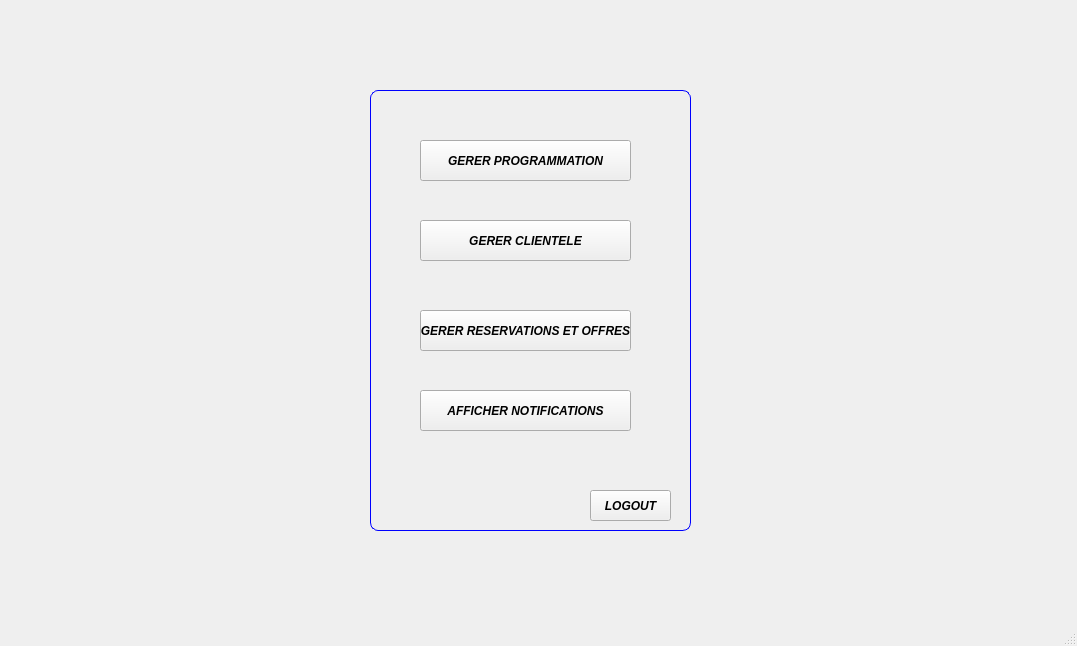
Above: Integration_Smart_Cinema/mainwindow.ui from DorsafCharfeddine/Smart_Cinema_2A1 before the change. Below: the same form after it.
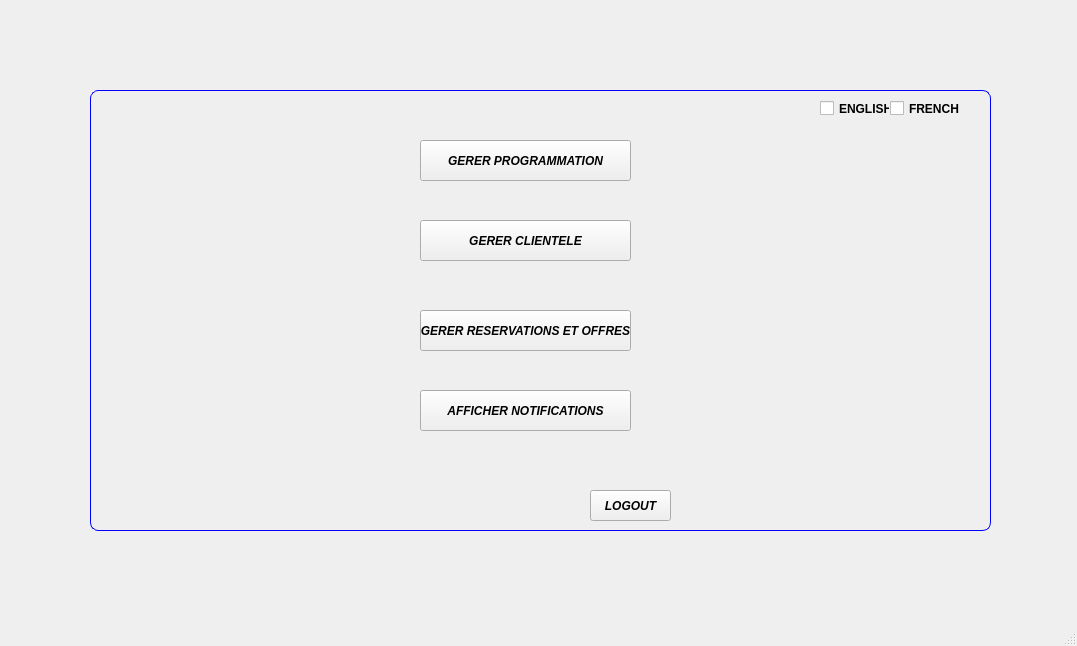
That is the form after the change. The open tabs and pages were chosen to show the change. Icons and pictures are not drawn.

```diff
--- a/Integration_Smart_Cinema/mainwindow.ui
+++ b/Integration_Smart_Cinema/mainwindow.ui
@@ -592,9 +592,9 @@
      <widget class="QLabel" name="label_6">
       <property name="geometry">
        <rect>
-        <x>350</x>
+        <x>70</x>
         <y>60</y>
-        <width>321</width>
+        <width>901</width>
         <height>441</height>
        </rect>
       </property>
@@ -638,6 +638,32 @@
        <string>LOGOUT</string>
       </property>
      </widget>
+     <widget class="QCheckBox" name="checkBox_FRENCH">
+      <property name="geometry">
+       <rect>
+        <x>870</x>
+        <y>70</y>
+        <width>70</width>
+        <height>17</height>
+       </rect>
+      </property>
+      <property name="text">
+       <string>FRENCH</string>
+      </property>
+     </widget>
+     <widget class="QCheckBox" name="checkBox_ENGLISH">
+      <property name="geometry">
+       <rect>
+        <x>800</x>
+        <y>70</y>
+        <width>70</width>
+        <height>17</height>
+       </rect>
+      </property>
+      <property name="text">
+       <string>ENGLISH</string>
+      </property>
+     </widget>
      <zorder>label_6</zorder>
      <zorder>menuPROG2</zorder>
      <zorder>menuCLIENT2</zorder>
```
Left out of the diff: 41 changed lines with no effect on the pictures.
